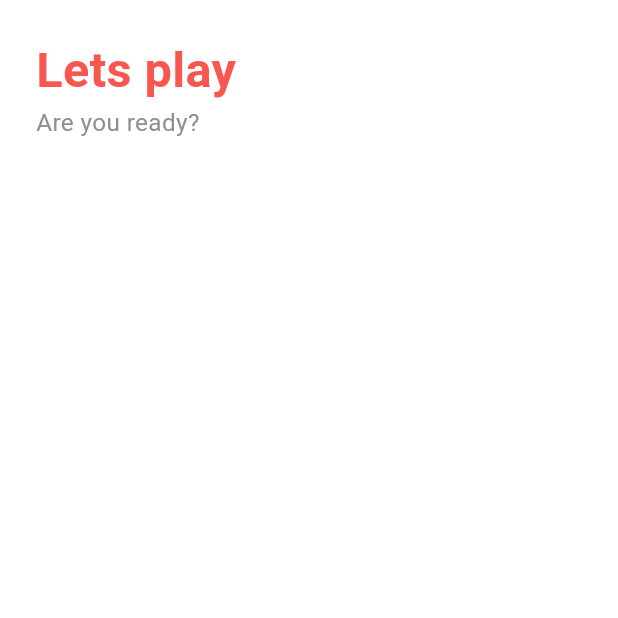
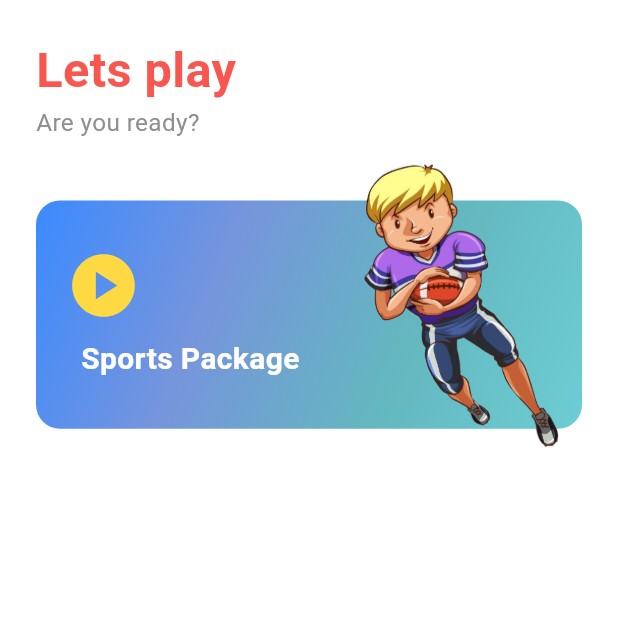
Before and after one commit to tasneem-gamal/Quizly-, a Flutter app: the screen it shows after launch, on a phone screen of 412 x 824 dp, the top half of it. Run offline on Flutter 3.47's test engine with Material 3 defaults, Android fonts, the phone set to English and light mode, and no system bars; our stand-ins replace firebase_core, flutter_screenutil; accounts and stored records are empty.

Commit message:
create quiz package container

```diff
--- a/lib/features/home/ui/widgets/home_view_body.dart
+++ b/lib/features/home/ui/widgets/home_view_body.dart
@@ -1,4 +1,7 @@
 import 'package:flutter/material.dart';
+import 'package:flutter_screenutil/flutter_screenutil.dart';
+import 'package:quizly/core/helpers/spacing.dart';
+import 'package:quizly/core/theme/colors.dart';
 import 'package:quizly/core/theme/styles.dart';
 
 class HomeViewBody extends StatelessWidget {
@@ -19,6 +22,57 @@ class HomeViewBody extends StatelessWidget {
             'Are you ready?',
             style: CustomTextStyles.font16LightGrayRegular(),
           ),
+          verticalSpace(40),
+          Stack(
+            clipBehavior: Clip.none,
+            children:[
+              Container(
+                width: double.infinity,
+                height: 150.h,
+                decoration: BoxDecoration(
+                  borderRadius: BorderRadius.circular(16),
+                  gradient: const LinearGradient(
+                    colors: [
+                    ColorsManager.mainBlue,
+                    Color.fromARGB(255, 118, 149, 220),
+                    Color.fromARGB(255, 100, 183, 191),
+                    Color.fromARGB(255, 109, 205, 212),
+                  ],
+                  begin: Alignment.topLeft,
+                  end: Alignment.bottomRight,
+                )
+              ),
+              child: Column(
+                crossAxisAlignment: CrossAxisAlignment.start,
+                mainAxisAlignment: MainAxisAlignment.center,
+                children: [
+                  IconButton(
+                    padding: const EdgeInsets.only(left: 20, bottom: 10),
+                    onPressed: (){},
+                    icon: const Icon(Icons.play_circle, size: 50, color: ColorsManager.customYellow,)
+                  ),
+                  Padding(
+                    padding: const EdgeInsets.symmetric(horizontal: 30),
+                    child: Text(
+                      'Sports Package',
+                      style: CustomTextStyles.font24WhiteSemiBold().copyWith(
+                        fontSize: 20
+                      ),
+                    ),
+                  )
+                ],
+              ),
+            ),
+            Positioned(
+              top: -30,
+              right: -20,
+              child: Image.asset(
+                'assets/images/sports.png',
+                width: 200,
+                height: 200,
+              )
+            )
+        ])
         ],
       ),
     );
```
Also changed, not shown: assets/images/sports.png (added).
